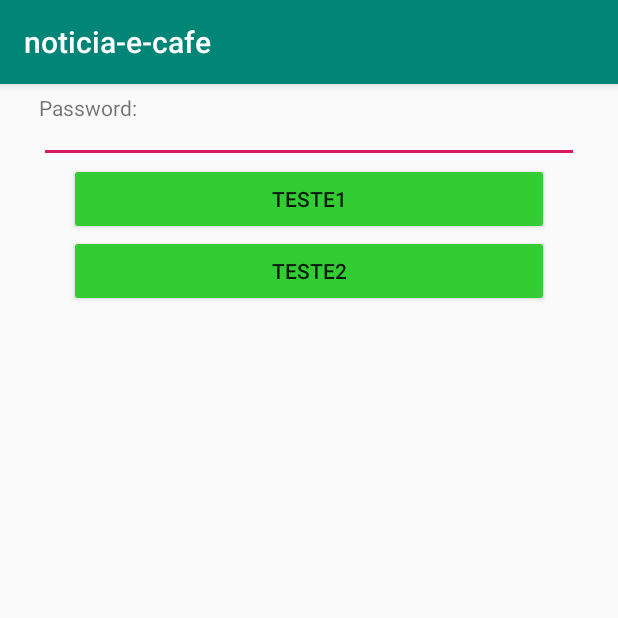
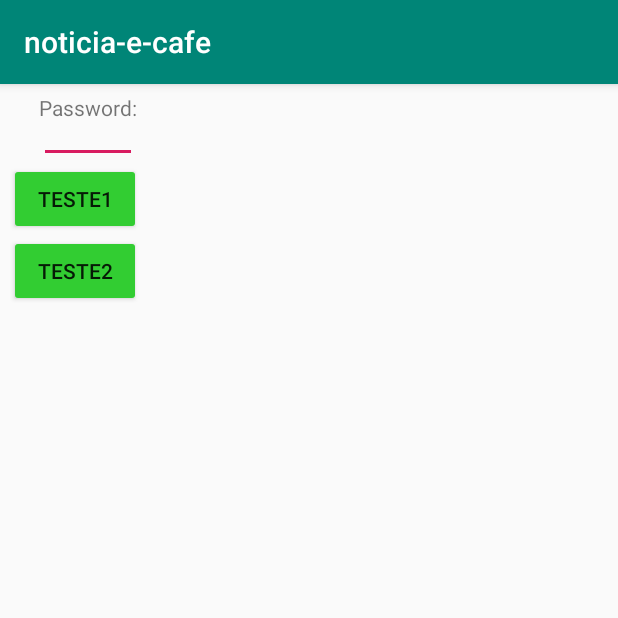
Before and after one commit to MailsonD/PDM-Noticias-e-Cafe, an Android app: the screen it shows after launch (MainActivity), on a phone screen of 412 x 824 dp, the top half of it. Run offline under Robolectric (Android 15) with nearby library versions, the phone set to English and light mode, and no system bars.

Commit message:
Removendo atributos leftWidth e rightWidth e adicionando atributo width

```diff
--- a/app/src/main/AndroidManifest.xml
+++ b/app/src/main/AndroidManifest.xml
@@ -14,5 +14,11 @@
                 <category android:name="android.intent.category.LAUNCHER"></category>
             </intent-filter>
         </activity>
+        <activity android:name=".tela.TelaCadastro">
+            <intent-filter>
+                <action android:name="android.intent.action.MAIN"></action>
+                <category android:name="android.intent.category.LAUNCHER"></category>
+            </intent-filter>
+        </activity>
     </application>
 </manifest>
--- a/app/src/main/java/com/ifpb/noticia_e_cafe/MainActivity.java
+++ b/app/src/main/java/com/ifpb/noticia_e_cafe/MainActivity.java
@@ -25,10 +25,10 @@ public class MainActivity extends AppCompatActivity {
         final InputField inputField = new InputField(this,"Password:", InputType.TYPE_TEXT_VARIATION_PASSWORD);
         linearLayout.addView(inputField);
 
-        final ButtonComponent buttonComponent1 = new ButtonComponent(this, "Teste1", Color.rgb(50,205,50), 60, 60);
+        final ButtonComponent buttonComponent1 = new ButtonComponent(this, "Teste1", 100, Color.rgb(50,205,50));
         linearLayout.addView(buttonComponent1);
 
-        final ButtonComponent buttonComponent2 = new ButtonComponent(this, "Teste2", Color.rgb(50,205,50), 60, 60);
+        final ButtonComponent buttonComponent2 = new ButtonComponent(this, "Teste2", 100, Color.rgb(50,205,50));
         linearLayout.addView(buttonComponent2);
 
         buttonComponent1.setOnClickAction(new View.OnClickListener() {
--- a/app/src/main/java/com/ifpb/noticia_e_cafe/component/ButtonComponent.java
+++ b/app/src/main/java/com/ifpb/noticia_e_cafe/component/ButtonComponent.java
@@ -3,6 +3,7 @@ package com.ifpb.noticia_e_cafe.component;
 import android.content.Context;
 import android.graphics.Color;
 import android.graphics.PorterDuff;
+import android.util.AttributeSet;
 import android.view.MotionEvent;
 import android.view.View;
 import android.view.ViewPropertyAnimator;
@@ -12,8 +13,7 @@ import android.widget.LinearLayout;
 public class ButtonComponent extends LinearLayout {
     private String label;
     private Integer cor;
-    private Integer marginLeft;
-    private Integer marginRight;
+    private Integer width;
     private Button button;
     public ButtonComponent(Context context, String label){
         super(context);
@@ -21,38 +21,31 @@ public class ButtonComponent extends LinearLayout {
         init();
     }
 
-    public ButtonComponent(Context context, String label, int cor){
+    public ButtonComponent(Context context, String label, Integer width){
+        super(context);
+        this.label = label;
+        this.width = width;
+        init();
+    }
+
+    public ButtonComponent(Context context, String label, Integer width, Integer cor) {
         super(context);
         this.label = label;
         this.cor = cor;
-        init();
-    }
-    public ButtonComponent(Context context, String label, int cor, int marginLeft, int marginRight){
-        super(context);
-        this.label = label;
-        this.cor = cor;
-        this.marginLeft = marginLeft;
-        this.marginRight = marginRight;
+        this.width = width;
         init();
     }
 
-    public ButtonComponent(Context context, String label, int marginLeft, int marginRight){
-        super(context);
-        this.label = label;
-        this.marginLeft = marginLeft;
-        this.marginRight = marginRight;
-        init();
-    }
 
     public void init() {
-        LayoutParams layoutParams = new LayoutParams(LayoutParams.MATCH_PARENT, LayoutParams.WRAP_CONTENT);
+        LayoutParams layoutParams = new LayoutParams(LayoutParams.WRAP_CONTENT, LayoutParams.WRAP_CONTENT);
         setLayoutParams(layoutParams);
         setOrientation(VERTICAL);
-        if(this.marginLeft!=null || this.marginRight!=null){
-            setPadding(marginLeft, 0, marginRight, 0);
-        }
         button = new Button(getContext());
         button.setText(label);
+        if(this.width!=null){
+            button.setWidth(width);
+        }
         if(this.cor!=null){
             button.getBackground().setColorFilter(cor, PorterDuff.Mode.MULTIPLY);
         }
--- a/app/src/main/java/com/ifpb/noticia_e_cafe/component/InputField.java
+++ b/app/src/main/java/com/ifpb/noticia_e_cafe/component/InputField.java
@@ -25,7 +25,7 @@ public class InputField extends LinearLayout {
     }
 
     private void init() {
-        LayoutParams layoutParams = new LayoutParams(LayoutParams.MATCH_PARENT, LayoutParams.WRAP_CONTENT);
+        LayoutParams layoutParams = new LayoutParams(LayoutParams.WRAP_CONTENT, LayoutParams.WRAP_CONTENT);
         setLayoutParams(layoutParams);
         setOrientation(VERTICAL);
         setPadding(30, 0, 30, 0);
```
Also changed, not shown: app/src/main/java/com/ifpb/noticia_e_cafe/tela/TelaCadastro.java (added, +60 -0 lines).
